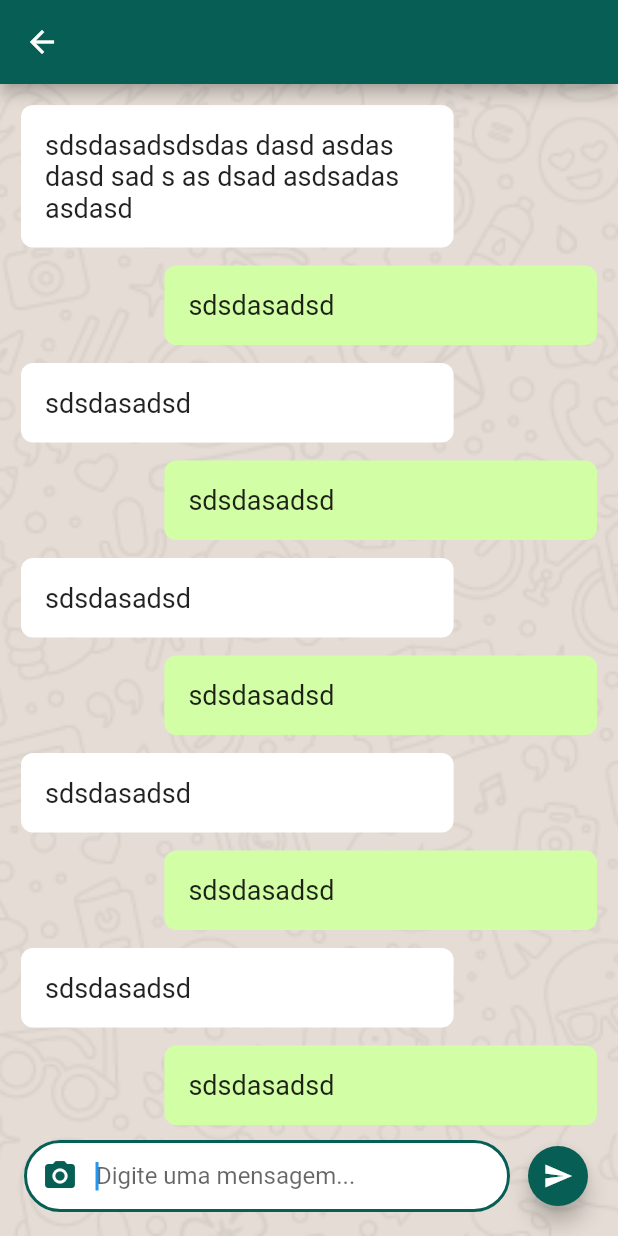
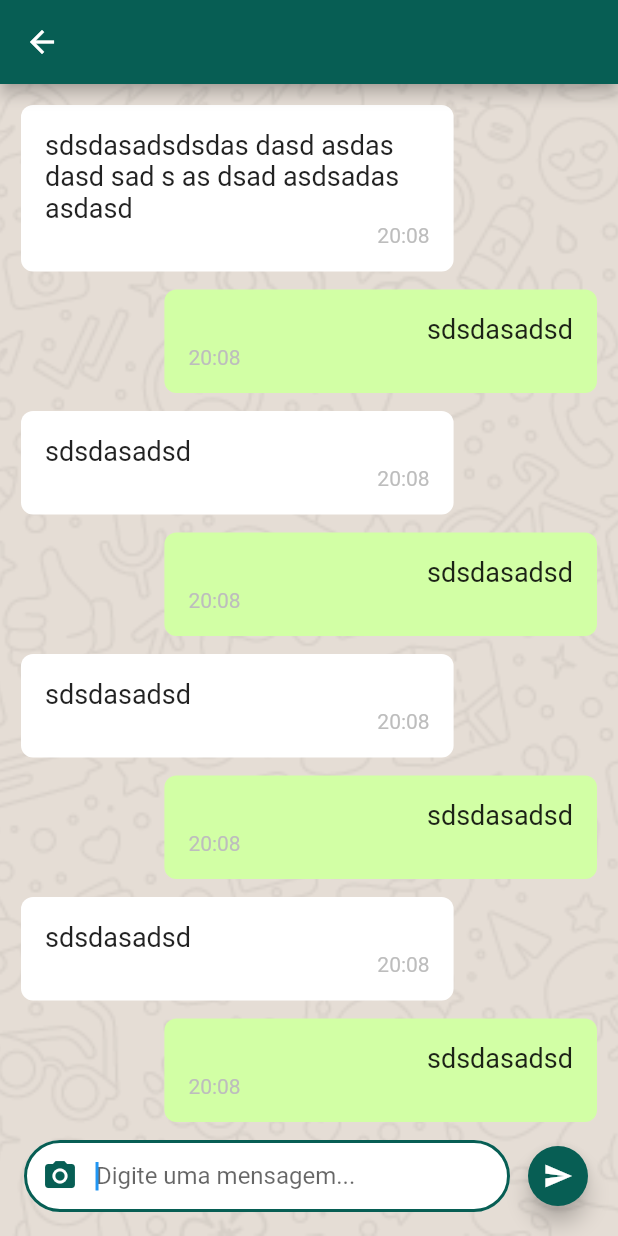
Before and after one commit to Mynameisjohndev/flutterStudying, a Flutter app: the ChatMessage screen opened by its route, on a phone screen of 412 x 824 dp. Run offline on Flutter 3.47's test engine with Material 2 defaults, Android fonts, the phone set to English and light mode, and no system bars; our stand-ins replace cloud_firestore, firebase_auth, firebase_core, firebase_storage, image_picker and 2 more; missing offline and left inert: cron, dart:ffi, workmanager; accounts and stored records are empty; network calls fail; project files that could hold a hidden picture were left out.

Commit message:
Showing hour message

```diff
--- a/whatsapp_clone/lib/conponents/ChatMessageList.dart
+++ b/whatsapp_clone/lib/conponents/ChatMessageList.dart
@@ -15,12 +15,16 @@ class _ChatMessageListState extends State<ChatMessageList> {
           itemCount: widget.messages.length,
           itemBuilder: (context, index) {
             var item = widget.messages[index];
-            double containerWidth = MediaQuery.of(context).size.width* 0.7;
+            double containerWidth = MediaQuery.of(context).size.width * 0.7;
             Color mycolor = Color(0xffd2ffa5);
             Alignment myAlignment = Alignment.centerRight;
+            Alignment hourMessage = Alignment.centerLeft;
+            CrossAxisAlignment crossAxisAlignmentMessage = CrossAxisAlignment.end;
             if (index % 2 == 0) {
               mycolor = Colors.white;
               myAlignment = Alignment.centerLeft;
+              hourMessage = Alignment.centerRight;
+              crossAxisAlignmentMessage = CrossAxisAlignment.start;
             }
             return Align(
               alignment: myAlignment,
@@ -32,11 +36,24 @@ class _ChatMessageListState extends State<ChatMessageList> {
                     decoration: BoxDecoration(
                         color: mycolor,
                         borderRadius: BorderRadius.all(Radius.circular(8))),
-                  child: Text(
+                    child: Column(
+                      mainAxisAlignment: MainAxisAlignment.center,
+                      crossAxisAlignment: crossAxisAlignmentMessage,
+                      children: [
+                        Text(
                           item,
                           style: TextStyle(fontSize: 18),
                         ),
+                        Align(
+                          alignment: hourMessage,
+                          child: Text(
+                            "20:08",
+                            style: TextStyle(
+                                fontSize: 14, color: Colors.grey[400]),
                           ),
+                        )
+                      ],
+                    )),
               ),
             );
           }),
```
Lines whose indentation alone changed are shown as unchanged.
